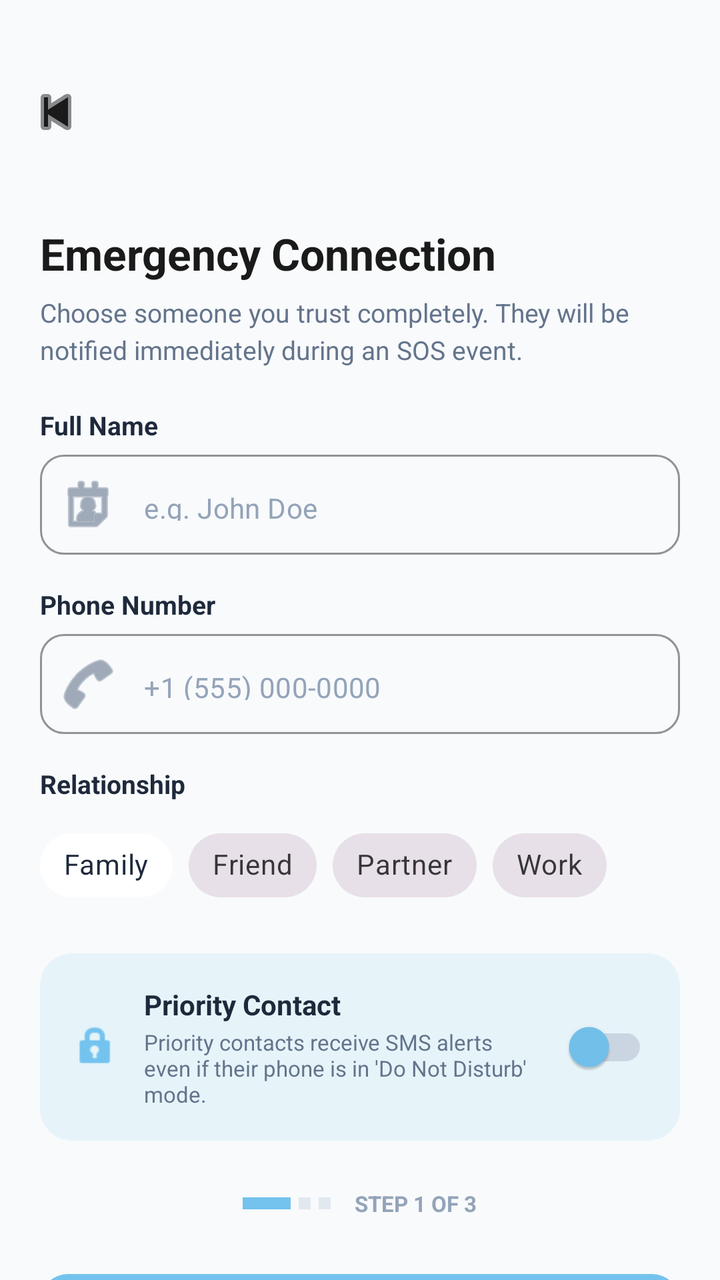
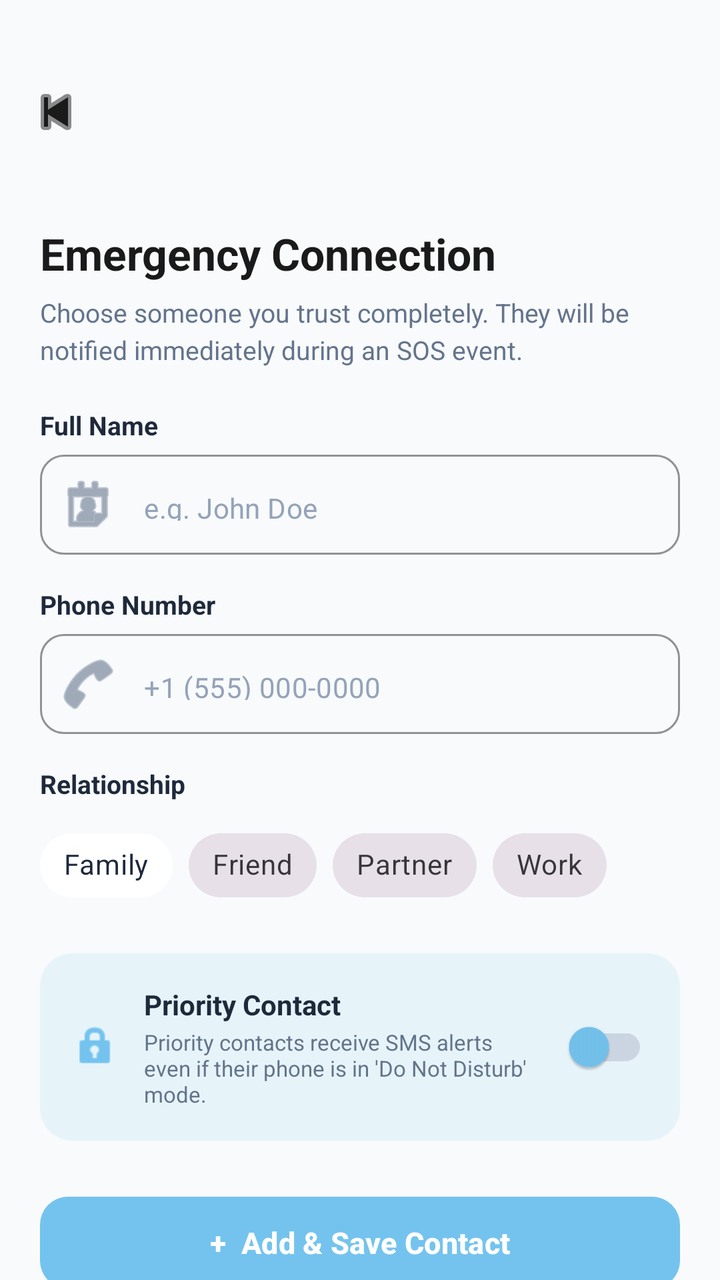

Two renders of the same Android screen: before a commit and after it. Below are the layout's source before the change and the commit's diff.
<!-- AndroidManifest.xml: application theme Theme.SafeRoute -->
<!-- res/layout/fragment_add_contact.xml -->
<?xml version="1.0" encoding="utf-8"?>
<LinearLayout xmlns:android="http://schemas.android.com/apk/res/android"
    xmlns:app="http://schemas.android.com/apk/res-auto"
    xmlns:tools="http://schemas.tools.com/tools"
    android:layout_width="match_parent"
    android:layout_height="match_parent"
    android:background="#F8FAFC"
    android:orientation="vertical">

    <com.google.android.material.appbar.AppBarLayout
        android:layout_width="match_parent"
        android:layout_height="wrap_content"
        android:background="#F8FAFC"
        android:paddingTop="24dp"
        app:elevation="0dp">

        <com.google.android.material.appbar.MaterialToolbar
            android:id="@+id/toolbar"
            android:layout_width="match_parent"
            android:layout_height="?attr/actionBarSize"
            app:navigationIcon="@android:drawable/ic_media_previous"
            app:navigationIconTint="#1A1A1A" />

    </com.google.android.material.appbar.AppBarLayout>

    <androidx.core.widget.NestedScrollView
        android:layout_width="match_parent"
        android:layout_height="match_parent"
        android:fillViewport="true">

        <LinearLayout
            android:layout_width="match_parent"
            android:layout_height="wrap_content"
            android:orientation="vertical"
            android:padding="20dp">

            <TextView
                android:layout_width="wrap_content"
                android:layout_height="wrap_content"
                android:layout_marginTop="4dp"
                android:text="Emergency Connection"
                android:textColor="#1A1A1A"
                android:textSize="22sp"
                android:textStyle="bold" />

            <TextView
                android:layout_width="wrap_content"
                android:layout_height="wrap_content"
                android:layout_marginTop="6dp"
                android:lineSpacingMultiplier="1.2"
                android:text="Choose someone you trust completely. They will be notified immediately during an SOS event."
                android:textColor="#64748B"
                android:textSize="13sp" />

            <TextView
                android:layout_width="match_parent"
                android:layout_height="wrap_content"
                android:layout_marginTop="20dp"
                android:text="Full Name"
                android:textColor="#1E293B"
                android:textSize="13sp"
                android:textStyle="bold" />

            <com.google.android.material.textfield.TextInputLayout
                style="@style/Widget.MaterialComponents.TextInputLayout.OutlinedBox"
                android:layout_width="match_parent"
                android:layout_height="wrap_content"
                android:layout_marginTop="6dp"
                app:boxCornerRadiusBottomEnd="12dp"
                app:boxCornerRadiusBottomStart="12dp"
                app:boxCornerRadiusTopEnd="12dp"
                app:boxCornerRadiusTopStart="12dp"
                app:boxStrokeColor="#74C3EE"
                app:hintEnabled="false"
                app:startIconDrawable="@android:drawable/ic_menu_my_calendar"
                app:startIconTint="#64748B">

                <com.google.android.material.textfield.TextInputEditText
                    android:id="@+id/contactNameEt"
                    android:layout_width="match_parent"
                    android:layout_height="50dp"
                    android:hint="e.g. John Doe"
                    android:inputType="textPersonName"
                    android:textColor="#1E293B"
                    android:textColorHint="#94A3B8"
                    android:textSize="14sp" />
            </com.google.android.material.textfield.TextInputLayout>

            <TextView
                android:layout_width="match_parent"
                android:layout_height="wrap_content"
                android:layout_marginTop="16dp"
                android:text="Phone Number"
                android:textColor="#1E293B"
                android:textSize="13sp"
                android:textStyle="bold" />

            <com.google.android.material.textfield.TextInputLayout
                style="@style/Widget.MaterialComponents.TextInputLayout.OutlinedBox"
                android:layout_width="match_parent"
                android:layout_height="wrap_content"
                android:layout_marginTop="6dp"
                app:boxCornerRadiusBottomEnd="12dp"
                app:boxCornerRadiusBottomStart="12dp"
                app:boxCornerRadiusTopEnd="12dp"
                app:boxCornerRadiusTopStart="12dp"
                app:boxStrokeColor="#74C3EE"
                app:hintEnabled="false"
                app:startIconDrawable="@android:drawable/ic_menu_call"
                app:startIconTint="#64748B">

                <com.google.android.material.textfield.TextInputEditText
                    android:id="@+id/contactPhoneEt"
                    android:layout_width="match_parent"
                    android:layout_height="50dp"
                    android:hint="+1 (555) 000-0000"
                    android:inputType="phone"
                    android:textColor="#1E293B"
                    android:textColorHint="#94A3B8"
                    android:textSize="14sp" />
            </com.google.android.material.textfield.TextInputLayout>

            <TextView
                android:layout_width="match_parent"
                android:layout_height="wrap_content"
                android:layout_marginTop="16dp"
                android:text="Relationship"
                android:textColor="#1E293B"
                android:textSize="13sp"
                android:textStyle="bold" />

            <com.google.android.material.chip.ChipGroup
                android:id="@+id/relationshipChipGroup"
                android:layout_width="match_parent"
                android:layout_height="wrap_content"
                android:layout_marginTop="8dp"
                app:singleSelection="true">

                <com.google.android.material.chip.Chip
                    android:id="@+id/chipFamily"
                    style="@style/Widget.MaterialComponents.Chip.Choice"
                    android:layout_width="wrap_content"
                    android:layout_height="wrap_content"
                    android:text="Family"
                    android:textColor="#1E293B"
                    app:chipBackgroundColor="@color/cardview_light_background" />

                <com.google.android.material.chip.Chip
                    android:id="@+id/chipFriend"
                    style="@style/Widget.MaterialComponents.Chip.Choice"
                    android:layout_width="wrap_content"
                    android:layout_height="wrap_content"
                    android:text="Friend" />

                <com.google.android.material.chip.Chip
                    android:id="@+id/chipPartner"
                    style="@style/Widget.MaterialComponents.Chip.Choice"
                    android:layout_width="wrap_content"
                    android:layout_height="wrap_content"
                    android:text="Partner" />

                <com.google.android.material.chip.Chip
                    android:id="@+id/chipWork"
                    style="@style/Widget.MaterialComponents.Chip.Choice"
                    android:layout_width="wrap_content"
                    android:layout_height="wrap_content"
                    android:text="Work" />
            </com.google.android.material.chip.ChipGroup>

            <com.google.android.material.card.MaterialCardView
                android:layout_width="match_parent"
                android:layout_height="wrap_content"
                android:layout_marginTop="20dp"
                app:cardBackgroundColor="#E6F4FA"
                app:cardCornerRadius="16dp"
                app:cardElevation="0dp"
                app:strokeWidth="0dp">

                <RelativeLayout
                    android:layout_width="match_parent"
                    android:layout_height="wrap_content"
                    android:padding="16dp">

                    <ImageView
                        android:id="@+id/icShield"
                        android:layout_width="24dp"
                        android:layout_height="24dp"
                        android:layout_alignParentStart="true"
                        android:layout_centerVertical="true"
                        android:src="@android:drawable/ic_lock_idle_lock"
                        app:tint="#74C3EE" />

                    <LinearLayout
                        android:layout_width="match_parent"
                        android:layout_height="wrap_content"
                        android:layout_marginStart="12dp"
                        android:layout_marginEnd="12dp"
                        android:layout_toStartOf="@+id/prioritySwitch"
                        android:layout_toEndOf="@id/icShield"
                        android:orientation="vertical">

                        <TextView
                            android:layout_width="wrap_content"
                            android:layout_height="wrap_content"
                            android:text="Priority Contact"
                            android:textColor="#1E293B"
                            android:textSize="14sp"
                            android:textStyle="bold" />

                        <TextView
                            android:layout_width="wrap_content"
                            android:layout_height="wrap_content"
                            android:layout_marginTop="2dp"
                            android:text="Priority contacts receive SMS alerts even if their phone is in 'Do Not Disturb' mode."
                            android:textColor="#64748B"
                            android:textSize="11sp" />
                    </LinearLayout>

                    <com.google.android.material.switchmaterial.SwitchMaterial
                        android:id="@+id/prioritySwitch"
                        android:layout_width="wrap_content"
                        android:layout_height="wrap_content"
                        android:layout_alignParentEnd="true"
                        android:layout_centerVertical="true"
                        app:thumbTint="#74C3EE"
                        app:trackTint="#CBD5E1"
                        app:useMaterialThemeColors="false" />
                </RelativeLayout>
            </com.google.android.material.card.MaterialCardView>

            <LinearLayout
                android:layout_width="wrap_content"
                android:layout_height="wrap_content"
                android:layout_gravity="center_horizontal"
                android:layout_marginTop="24dp"
                android:gravity="center_vertical"
                android:orientation="horizontal">

                <View
                    android:layout_width="24dp"
                    android:layout_height="6dp"
                    android:background="#74C3EE"
                    android:backgroundTint="#74C3EE" />

                <View
                    android:layout_width="6dp"
                    android:layout_height="6dp"
                    android:layout_marginStart="4dp"
                    android:background="#E2E8F0" />

                <View
                    android:layout_width="6dp"
                    android:layout_height="6dp"
                    android:layout_marginStart="4dp"
                    android:background="#E2E8F0" />

                <TextView
                    android:layout_width="wrap_content"
                    android:layout_height="wrap_content"
                    android:layout_marginStart="12dp"
                    android:text="STEP 1 OF 3"
                    android:textColor="#94A3B8"
                    android:textSize="11sp"
                    android:textStyle="bold" />
            </LinearLayout>

            <com.google.android.material.button.MaterialButton
                android:id="@+id/addContactBtn"
                android:layout_width="match_parent"
                android:layout_height="54dp"
                android:layout_marginTop="24dp"
                android:text="+  Add &amp; Save Contact"
                android:textColor="#FFFFFF"
                android:textSize="15sp"
                android:textStyle="bold"
                app:backgroundTint="#74C3EE"
                app:cornerRadius="14dp"
                app:elevation="0dp" />
        </LinearLayout>
    </androidx.core.widget.NestedScrollView>
</LinearLayout>
<!-- resources referenced by this layout -->
<resources>
  <style name="Theme.SafeRoute" parent="Base.Theme.SafeRoute" />
  <style name="Base.Theme.SafeRoute" parent="Theme.Material3.DayNight.NoActionBar">
          
          
      </style>
</resources>

<!-- the commit's change to res/layout/fragment_add_contact.xml (unified diff, before → after) -->
@@ -1,7 +1,6 @@
 <?xml version="1.0" encoding="utf-8"?>
 <LinearLayout xmlns:android="http://schemas.android.com/apk/res/android"
     xmlns:app="http://schemas.android.com/apk/res-auto"
-    xmlns:tools="http://schemas.tools.com/tools"
     android:layout_width="match_parent"
     android:layout_height="match_parent"
     android:background="#F8FAFC"
@@ -228,41 +227,6 @@
                 </RelativeLayout>
             </com.google.android.material.card.MaterialCardView>
 
-            <LinearLayout
-                android:layout_width="wrap_content"
-                android:layout_height="wrap_content"
-                android:layout_gravity="center_horizontal"
-                android:layout_marginTop="24dp"
-                android:gravity="center_vertical"
-                android:orientation="horizontal">
-
-                <View
-                    android:layout_width="24dp"
-                    android:layout_height="6dp"
-                    android:background="#74C3EE"
-                    android:backgroundTint="#74C3EE" />
-
-                <View
-                    android:layout_width="6dp"
-                    android:layout_height="6dp"
-                    android:layout_marginStart="4dp"
-                    android:background="#E2E8F0" />
-
-                <View
-                    android:layout_width="6dp"
-                    android:layout_height="6dp"
-                    android:layout_marginStart="4dp"
-                    android:background="#E2E8F0" />
-
-                <TextView
-                    android:layout_width="wrap_content"
-                    android:layout_height="wrap_content"
-                    android:layout_marginStart="12dp"
-                    android:text="STEP 1 OF 3"
-                    android:textColor="#94A3B8"
-                    android:textSize="11sp"
-                    android:textStyle="bold" />
-            </LinearLayout>
 
             <com.google.android.material.button.MaterialButton
                 android:id="@+id/addContactBtn"
